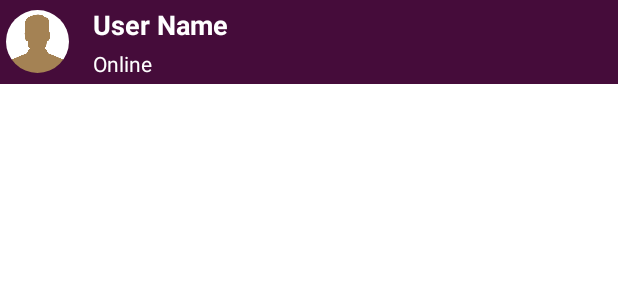
After one commit to StephenLeeDev/AndroidChatApp, an Android app: the layout custom_action_bar.xml on its own in the app's theme, with its tools: preview values and no code run, on a phone screen of 412 x 824 dp. The commit adds this screen. Shown: the top 300 px of the screen. Run offline under Robolectric (Android 15) with nearby library versions, the phone set to English and light mode, and no system bars.

Commit message:
CREATE : Custom Action Feature Implementation(8m)

```diff
--- a/app/src/main/java/com/example/androidchatappjava/Chats/ChatActivity.java
+++ b/app/src/main/java/com/example/androidchatappjava/Chats/ChatActivity.java
@@ -2,6 +2,7 @@ package com.example.androidchatappjava.Chats;
 
 import androidx.annotation.NonNull;
 import androidx.annotation.Nullable;
+import androidx.appcompat.app.ActionBar;
 import androidx.appcompat.app.AppCompatActivity;
 import androidx.core.app.ActivityCompat;
 import androidx.recyclerview.widget.LinearLayoutManager;
@@ -17,6 +18,7 @@ import android.net.Uri;
 import android.os.Bundle;
 import android.provider.MediaStore;
 import android.view.View;
+import android.view.ViewGroup;
 import android.view.inputmethod.InputMethodManager;
 import android.widget.EditText;
 import android.widget.ImageView;
@@ -65,7 +67,7 @@ public class ChatActivity extends AppCompatActivity implements View.OnClickListe
     private LinearLayout linearLayoutProgress;
 
     private Context context;
-    private ImageView imageViewAttachment, imageViewSend;
+    private ImageView imageViewAttachment, imageViewSend, imageViewProfile;
     private EditText editTextMessage;
 
     private DatabaseReference rootReference;
@@ -91,6 +93,19 @@ public class ChatActivity extends AppCompatActivity implements View.OnClickListe
         setContentView(R.layout.activity_chat);
 
         context = this;
+
+        ActionBar actionBar = getSupportActionBar();
+        if (actionBar != null) {
+            actionBar.setTitle("");
+            ViewGroup actionBarLayout = (ViewGroup) getLayoutInflater().inflate(R.layout.custom_action_bar, null);
+
+            actionBar.setDisplayHomeAsUpEnabled(true);
+            actionBar.setHomeButtonEnabled(true);
+            actionBar.setElevation(0);
+
+            actionBar.setCustomView(actionBarLayout);
+            actionBar.setDisplayOptions(actionBar.getDisplayOptions()|ActionBar.DISPLAY_SHOW_CUSTOM);
+        }
 
         linearLayoutProgress = findViewById(R.id.linearLayoutProgress);
         imageViewSend = findViewById(R.id.imageViewSend);
--- a/app/src/main/java/com/example/androidchatappjava/Common/Extras.java
+++ b/app/src/main/java/com/example/androidchatappjava/Common/Extras.java
@@ -15,5 +15,11 @@ public class Extras {
         return uniqueInstance;
     }
 
-    public String USER_KEY = "UserKey";
+    public  static final  String USER_KEY ="user_key";
+    public  static final  String USER_NAME ="user_name";
+    public  static final  String PHOTO_NAME ="photo_name";
+
+    public static final String MESSAGE = "message";
+    public static final String MESSAGE_ID = "message_id";
+    public static final String MESSAGE_TYPE = "message_type";
 }
--- /dev/null
+++ b/app/src/main/res/layout/custom_action_bar.xml
@@ -0,0 +1,57 @@
+<?xml version="1.0" encoding="utf-8"?>
+<LinearLayout xmlns:android="http://schemas.android.com/apk/res/android"
+    android:id="@+id/linearLayoutProfile"
+    android:layout_width="match_parent"
+    android:layout_height="wrap_content"
+    xmlns:app="http://schemas.android.com/apk/res-auto"
+    xmlns:tools="http://schemas.android.com/tools"
+    android:background="@color/colorPrimary"
+    android:gravity="center_vertical"
+    android:orientation="horizontal"
+    android:padding="4dp"
+    >
+
+    <de.hdodenhof.circleimageview.CircleImageView
+        android:id="@+id/imageViewProfile"
+        android:layout_width="42dp"
+        android:layout_height="42dp"
+        app:civ_border="false"
+        android:src="@drawable/default_profile"/>
+
+    <LinearLayout
+        android:layout_width="wrap_content"
+        android:layout_height="wrap_content"
+        android:orientation="vertical"
+        android:layout_marginStart="8dp"
+        android:layout_marginLeft="8dp">
+
+        <TextView
+            android:id="@+id/textViewUserName"
+            android:layout_width="match_parent"
+            android:layout_height="wrap_content"
+            android:layout_marginStart="8dp"
+            android:layout_marginLeft="8dp"
+            android:singleLine="true"
+            android:ellipsize="marquee"
+            android:fadingEdge="horizontal"
+            android:marqueeRepeatLimit="marquee_forever"
+            android:scrollHorizontally="true"
+            android:textColor="@android:color/white"
+            android:textAppearance="@style/TextAppearance.AppCompat.Medium"
+            android:textStyle="bold"
+            tools:text="User Name"/>
+
+        <TextView
+            android:id="@+id/textViewUserStatus"
+            android:layout_width="match_parent"
+            android:layout_height="wrap_content"
+            android:layout_marginStart="8dp"
+            android:layout_marginLeft="8dp"
+            android:layout_marginTop="4dp"
+            android:textColor="@android:color/white"
+            android:textAppearance="@style/TextAppearance.AppCompat.Small"
+            tools:text="Online"/>
+
+    </LinearLayout>
+
+</LinearLayout>
```
